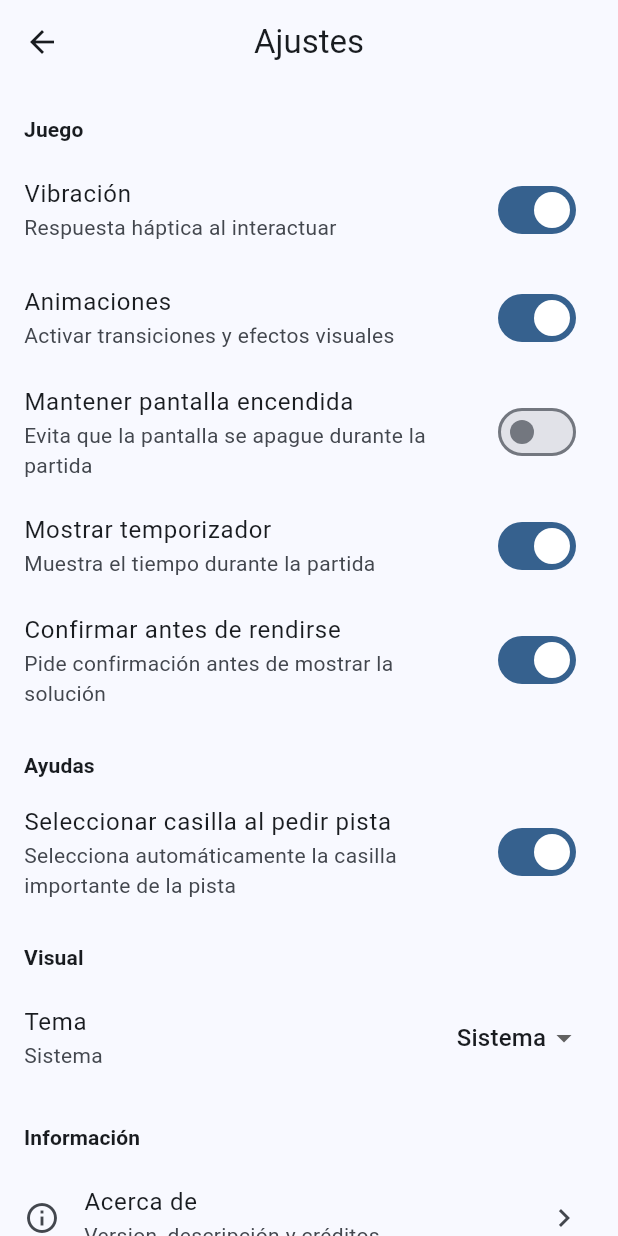
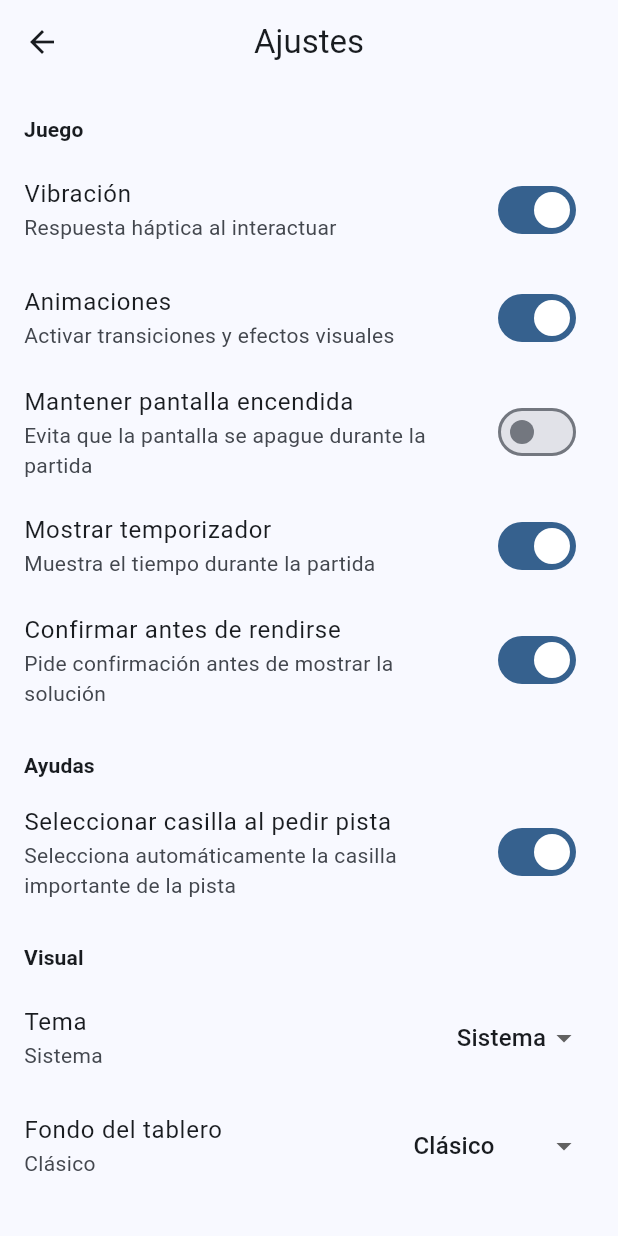
Before and after one commit to Maci050/sudoku_mobile, a Flutter app: the GamePage screen opened directly, after a tap on the "settings" icon, on a phone screen of 412 x 824 dp. Run offline on Flutter 3.47's test engine with Material 3 defaults, Android fonts, the phone set to English and light mode, and no system bars; our stand-ins replace flutter_riverpod, hive, hive_flutter, vibration, wakelock_plus; accounts and stored records are empty.

Commit message:
feat: temas agregados

```diff
--- /dev/null
+++ b/lib/features/game/presentation/widgets/sudoku_board_theme.dart
@@ -0,0 +1,116 @@
+import 'package:flutter/material.dart';
+import '../../../settings/domain/app_settings.dart';
+
+class SudokuBoardPalette {
+  final Color boardBackground;
+  final Color cellBackground;
+  final Color highlightedCell;
+  final Color selectedCell;
+  final Color errorCell;
+  final Color hintFocusCell;
+  final Color hintRelatedCell;
+  final Color fixedNumber;
+  final Color userNumber;
+  final Color noteColor;
+  final Color thickLine;
+  final Color thinLine;
+
+  const SudokuBoardPalette({
+    required this.boardBackground,
+    required this.cellBackground,
+    required this.highlightedCell,
+    required this.selectedCell,
+    required this.errorCell,
+    required this.hintFocusCell,
+    required this.hintRelatedCell,
+    required this.fixedNumber,
+    required this.userNumber,
+    required this.noteColor,
+    required this.thickLine,
+    required this.thinLine,
+  });
+}
+
+SudokuBoardPalette paletteForBoardTheme(SudokuBoardTheme theme) {
+  switch (theme) {
+    case SudokuBoardTheme.classic:
+      return const SudokuBoardPalette(
+        boardBackground: Colors.white,
+        cellBackground: Colors.white,
+        highlightedCell: Color(0xFFEAF3FB),
+        selectedCell: Color(0xFFD7E8FA),
+        errorCell: Color(0xFFF8D7DA),
+        hintFocusCell: Color(0xFFFFE08A),
+        hintRelatedCell: Color(0xFFFFF1BF),
+        fixedNumber: Colors.black,
+        userNumber: Color(0xFF2F5D9F),
+        noteColor: Colors.grey,
+        thickLine: Colors.black,
+        thinLine: Colors.grey,
+      );
+
+    case SudokuBoardTheme.paper:
+      return const SudokuBoardPalette(
+        boardBackground: Color(0xFFFFFBF2),
+        cellBackground: Color(0xFFFFFBF2),
+        highlightedCell: Color(0xFFF2EAD3),
+        selectedCell: Color(0xFFEAD8A6),
+        errorCell: Color(0xFFF6D1D1),
+        hintFocusCell: Color(0xFFF7D774),
+        hintRelatedCell: Color(0xFFFBE9A9),
+        fixedNumber: Color(0xFF2B2B2B),
+        userNumber: Color(0xFF4A6FA5),
+        noteColor: Color(0xFF8A8A8A),
+        thickLine: Color(0xFF3B342B),
+        thinLine: Color(0xFFAAA08E),
+      );
+
+    case SudokuBoardTheme.darkBlue:
+      return const SudokuBoardPalette(
+        boardBackground: Color(0xFFF4F7FB),
+        cellBackground: Color(0xFFF4F7FB),
+        highlightedCell: Color(0xFFDCE8F7),
+        selectedCell: Color(0xFFBDD3F2),
+        errorCell: Color(0xFFF5D2D7),
+        hintFocusCell: Color(0xFFFFD76A),
+        hintRelatedCell: Color(0xFFFFEDB0),
+        fixedNumber: Color(0xFF10233F),
+        userNumber: Color(0xFF2C63A8),
+        noteColor: Color(0xFF6D7D93),
+        thickLine: Color(0xFF12263A),
+        thinLine: Color(0xFF9AA9BC),
+      );
+
+    case SudokuBoardTheme.forest:
+      return const SudokuBoardPalette(
+        boardBackground: Color(0xFFE8F5E9),
+        cellBackground: Color(0xFFE8F5E9),
+        highlightedCell: Color(0xFFC8E6C9),
+        selectedCell: Color(0xFFA5D6A7),
+        errorCell: Color(0xFFF5D2D7),
+        hintFocusCell: Color(0xFFFFDD75),
+        hintRelatedCell: Color(0xFFFFF0B8),
+        fixedNumber: Color(0xFF1B5E20),
+        userNumber: Color(0xFF2E7D32),
+        noteColor: Color(0xFF6F8373),
+        thickLine: Color(0xFF1B5E20),
+        thinLine: Color(0xFF81C784),
+      );
+
+    case SudokuBoardTheme.sunset:
+      return const SudokuBoardPalette(
+        boardBackground: Color(0xFFFFF3E0),
+        cellBackground: Color(0xFFFFF3E0),
+        highlightedCell: Color(0xFFFFE0B2),
+        selectedCell: Color(0xFFFFCC80),
+        errorCell: Color(0xFFF5D2D7),
+        hintFocusCell: Color(0xFFFFCB66),
+        hintRelatedCell: Color(0xFFFFE8A9),
+        fixedNumber: Color(0xFFBF360C),
+        userNumber: Color(0xFFE65100),
+        noteColor: Color(0xFF8C7A72),
+        thickLine: Color(0xFFBF360C),
+        thinLine: Color(0xFFFFAB91),
+      );
+  }
+}
--- a/lib/features/game/presentation/widgets/sudoku_grid.dart
+++ b/lib/features/game/presentation/widgets/sudoku_grid.dart
@@ -1,6 +1,8 @@
 import 'package:flutter/material.dart';
 import 'package:flutter_riverpod/flutter_riverpod.dart';
 import '../controllers/game_controller.dart';
+import '../../../settings/presentation/settings_controller.dart';
+import 'sudoku_board_theme.dart';
 
 class SudokuGrid extends ConsumerWidget {
   const SudokuGrid({super.key});
@@ -9,13 +11,15 @@ class SudokuGrid extends ConsumerWidget {
   Widget build(BuildContext context, WidgetRef ref) {
     final board = ref.watch(gameControllerProvider);
     final controller = ref.read(gameControllerProvider.notifier);
+    final settings = ref.watch(settingsControllerProvider);
+    final palette = paletteForBoardTheme(settings.boardTheme);
 
     return AspectRatio(
       aspectRatio: 1,
       child: Container(
         decoration: BoxDecoration(
-          color: Colors.white,
-          border: Border.all(color: Colors.black, width: 2),
+          color: palette.boardBackground,
+          border: Border.all(color: palette.thickLine, width: 2),
         ),
         child: Column(
           children: List.generate(9, (row) {
@@ -47,28 +51,28 @@ class SudokuGrid extends ConsumerWidget {
                   final hasConflict =
                       hasError || hasDuplicate || isDuplicateConflictGroup;
 
-                  Color backgroundColor = Colors.white;
+                  Color backgroundColor = palette.cellBackground;
 
                   if (isHighlighted) {
-                    backgroundColor = Colors.blue.withValues(alpha: 0.08);
+                    backgroundColor = palette.highlightedCell;
                   }
 
                   if (hasDuplicate || isDuplicateConflictGroup) {
-                    backgroundColor = Colors.red.withValues(alpha: 0.15);
+                    backgroundColor = palette.errorCell;
                   }
 
                   if (hasError) {
-                    backgroundColor = Colors.red.withValues(alpha: 0.15);
+                    backgroundColor = palette.errorCell;
                   }
 
                   if (isHintFocus) {
-                    backgroundColor = Colors.amber.withValues(alpha: 0.55);
+                    backgroundColor = palette.hintFocusCell;
                   } else if (isHintRelated) {
-                    backgroundColor = Colors.amber.withValues(alpha: 0.22);
+                    backgroundColor = palette.hintRelatedCell;
                   }
 
                   if (isSelected && !hasConflict) {
-                    backgroundColor = Colors.blue.withValues(alpha: 0.20);
+                    backgroundColor = palette.selectedCell;
                   }
 
                   return Expanded(
@@ -83,19 +87,19 @@ class SudokuGrid extends ConsumerWidget {
                           color: backgroundColor,
                           border: Border(
                             top: BorderSide(
-                              color: row % 3 == 0 ? Colors.black : Colors.grey,
+                              color: row % 3 == 0 ? palette.thickLine : palette.thinLine,
                               width: row % 3 == 0 ? 2 : 0.5,
                             ),
                             left: BorderSide(
-                              color: col % 3 == 0 ? Colors.black : Colors.grey,
+                              color: col % 3 == 0 ? palette.thickLine : palette.thinLine,
                               width: col % 3 == 0 ? 2 : 0.5,
                             ),
                             right: BorderSide(
-                              color: col == 8 ? Colors.black : Colors.grey,
+                              color: col == 8 ? palette.thickLine : palette.thinLine,
                               width: col == 8 ? 2 : 0.5,
                             ),
                             bottom: BorderSide(
-                              color: row == 8 ? Colors.black : Colors.grey,
+                              color: row == 8 ? palette.thickLine : palette.thinLine,
                               width: row == 8 ? 2 : 0.5,
                             ),
                           ),
@@ -110,10 +114,10 @@ class SudokuGrid extends ConsumerWidget {
                                         ? FontWeight.bold
                                         : FontWeight.w500,
                                     color: hasConflict
-                                        ? Colors.red[800]
+                                        ? palette.errorCell
                                         : (isFixed
-                                            ? Colors.black
-                                            : Colors.blue[800]),
+                                            ? palette.fixedNumber
+                                            : palette.userNumber),
                                   ),
                                 )
                               : _NotesView(notes: notes),
--- a/lib/features/settings/domain/app_settings.dart
+++ b/lib/features/settings/domain/app_settings.dart
@@ -30,6 +30,31 @@ extension AppThemeModeSettingX on AppThemeModeSetting {
   }
 }
 
+enum SudokuBoardTheme {
+  classic,
+  paper,
+  darkBlue,
+  forest,
+  sunset,
+}
+
+extension SudokuBoardThemeX on SudokuBoardTheme {
+  String get label {
+    switch (this) {
+      case SudokuBoardTheme.classic:
+        return 'Clásico';
+      case SudokuBoardTheme.paper:
+        return 'Papel';
+      case SudokuBoardTheme.darkBlue:
+        return 'Azul Oscuro';
+      case SudokuBoardTheme.forest:
+        return 'Bosque';
+      case SudokuBoardTheme.sunset:
+        return 'Atardecer';
+    }
+  }
+}
+
 class AppSettings {
   final bool vibrationEnabled;
   final bool animationsEnabled;
@@ -38,7 +63,7 @@ class AppSettings {
   final bool confirmBeforeSurrender;
   final bool autoSelectHintCell;
   final AppThemeModeSetting themeMode;
-
+  final SudokuBoardTheme boardTheme;
   const AppSettings({
     required this.vibrationEnabled,
     required this.animationsEnabled,
@@ -47,6 +72,7 @@ class AppSettings {
     required this.confirmBeforeSurrender,
     required this.autoSelectHintCell,
     required this.themeMode,
+    required this.boardTheme,
   });
 
   AppSettings copyWith({
@@ -57,6 +83,7 @@ class AppSettings {
     bool? confirmBeforeSurrender,
     bool? autoSelectHintCell,
     AppThemeModeSetting? themeMode,
+    SudokuBoardTheme? boardTheme,
   }) {
     return AppSettings(
       vibrationEnabled: vibrationEnabled ?? this.vibrationEnabled,
@@ -67,6 +94,7 @@ class AppSettings {
           confirmBeforeSurrender ?? this.confirmBeforeSurrender,
       autoSelectHintCell: autoSelectHintCell ?? this.autoSelectHintCell,
       themeMode: themeMode ?? this.themeMode,
+      boardTheme: boardTheme ?? this.boardTheme,
     );
   }
 
@@ -79,6 +107,7 @@ class AppSettings {
       confirmBeforeSurrender: true,
       autoSelectHintCell: true,
       themeMode: AppThemeModeSetting.system,
+      boardTheme: SudokuBoardTheme.classic,
     );
   }
 
@@ -91,6 +120,7 @@ class AppSettings {
       'confirmBeforeSurrender': confirmBeforeSurrender,
       'autoSelectHintCell': autoSelectHintCell,
       'themeMode': themeMode.name,
+      'boardTheme': boardTheme.name,
     };
   }
 
@@ -111,6 +141,10 @@ class AppSettings {
       confirmBeforeSurrender: map['confirmBeforeSurrender'] as bool? ?? true,
       autoSelectHintCell: map['autoSelectHintCell'] as bool? ?? true,
       themeMode: parsedThemeMode(),
+      boardTheme: SudokuBoardTheme.values.firstWhere(
+        (e) => e.name == map['boardTheme'],
+        orElse: () => SudokuBoardTheme.classic,
+      ),
     );
   }
 }
--- a/lib/features/settings/presentation/settings_controller.dart
+++ b/lib/features/settings/presentation/settings_controller.dart
@@ -56,4 +56,9 @@ class SettingsController extends StateNotifier<AppSettings> {
     state = state.copyWith(themeMode: value);
     _save();
   }
+
+  void setBoardTheme(SudokuBoardTheme value) {
+    state = state.copyWith(boardTheme: value);
+    _save();
+  }
 }
--- a/lib/features/settings/presentation/settings_page.dart
+++ b/lib/features/settings/presentation/settings_page.dart
@@ -83,6 +83,26 @@ class SettingsPage extends ConsumerWidget {
                   .toList(),
             ),
           ),
+          ListTile(
+            title: const Text('Fondo del tablero'),
+            subtitle: Text(settings.boardTheme.label),
+            trailing: DropdownButton<SudokuBoardTheme>(
+              value: settings.boardTheme,
+              underline: const SizedBox.shrink(),
+              items: SudokuBoardTheme.values.map((theme) {
+                return DropdownMenuItem(
+                  value: theme,
+                  child: Text(theme.label),
+                );
+              }).toList(),
+              onChanged: (value) {
+                if (value == null) return;
+
+            ref.read(settingsControllerProvider.notifier).setBoardTheme(value);
+              },
+            ),
+          ),
+
           const _SectionHeader(title: 'Información'),
           ListTile(
             leading: const Icon(Icons.info_outline),
```
